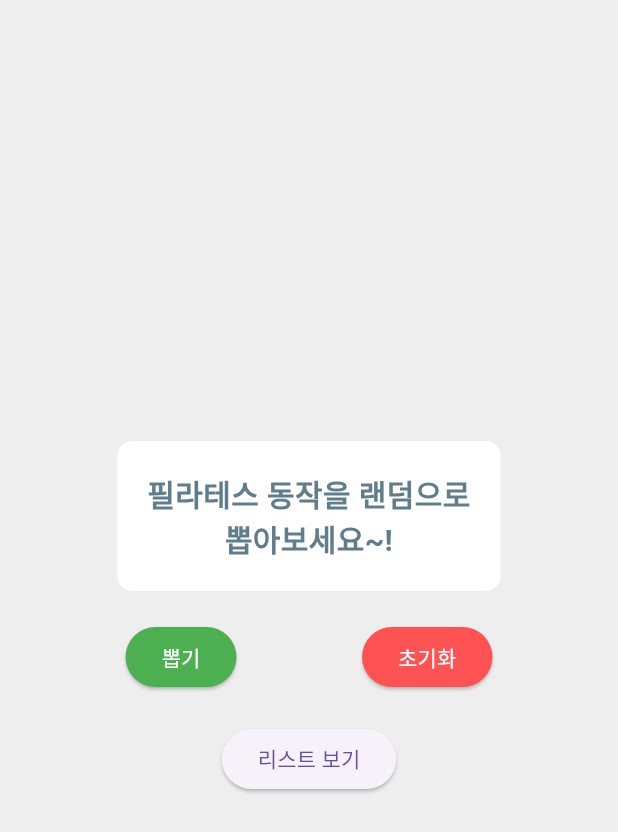
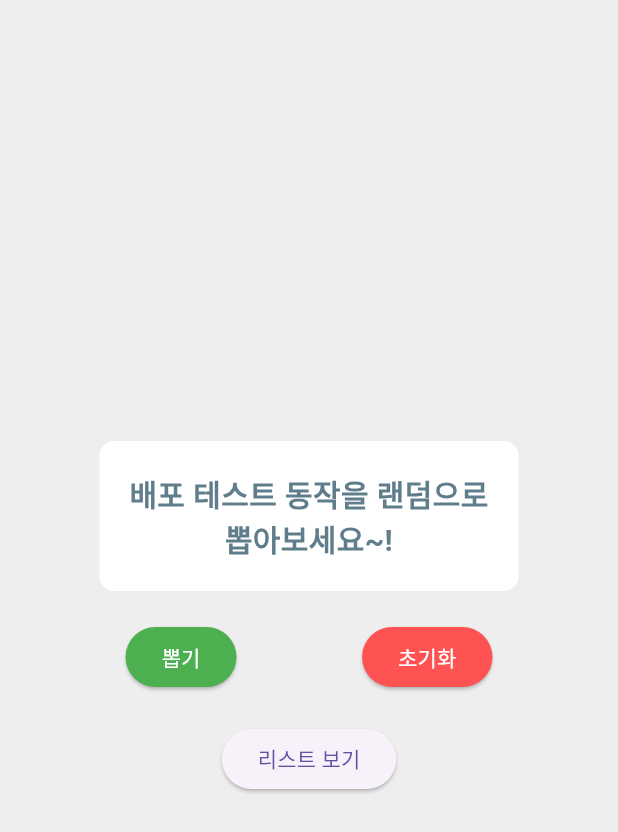
Before and after one commit to 4keool/pilates-yoobin, a Flutter app: the screen it shows after launch, on a phone screen of 412 x 824 dp. Shown: the top 832 px of the screen. Run offline on Flutter 3.47's test engine with Material 3 defaults, Android fonts, the phone set to English and light mode, and no system bars; our stand-ins replace firebase_core; accounts and stored records are empty.

Commit message:
배포 테스트를 위한 초기 텍스트 업데이트
- 메인 화면의 초기 안내 텍스트를 "배포 테스트 동작을 랜덤으로 뽑아보세요~!"로 변경
- 리셋 시 표시되는 기본 텍스트도 동일하게 수정

```diff
--- a/lib/main.dart
+++ b/lib/main.dart
@@ -66,7 +66,7 @@ class _LotteryScreenState extends State<LotteryScreen> {
 
   late List<Map<String, String>> availableRewards;
   final List<Map<String, String>> selectedRewards = [];
-  String result = "필라테스 동작을 랜덤으로\n뽑아보세요~!";
+  String result = "배포 테스트 동작을 랜덤으로\n뽑아보세요~!";
   bool showList = false;
 
   @override
@@ -94,7 +94,7 @@ class _LotteryScreenState extends State<LotteryScreen> {
     setState(() {
       availableRewards = List.from(allRewards);
       selectedRewards.clear();
-      result = "필라테스 동작을 랜덤으로\n뽑아보세요~!";
+      result = "배포 테스트 동작을 랜덤으로\n뽑아보세요~!";
       showList = false;
     });
   }
```
